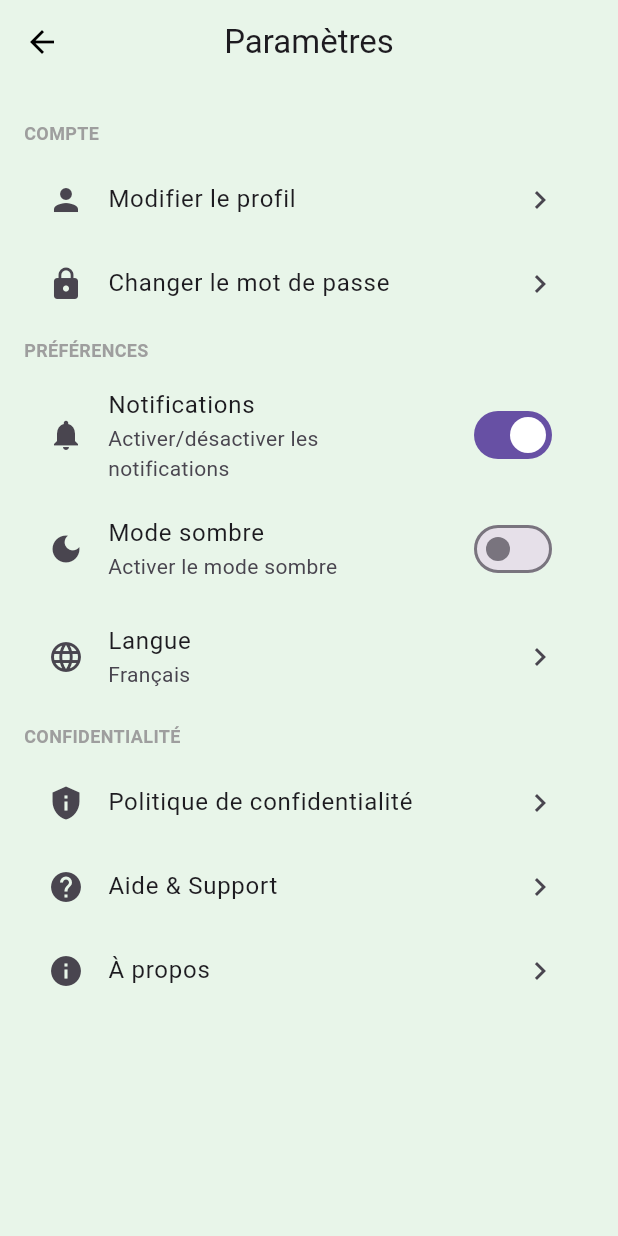
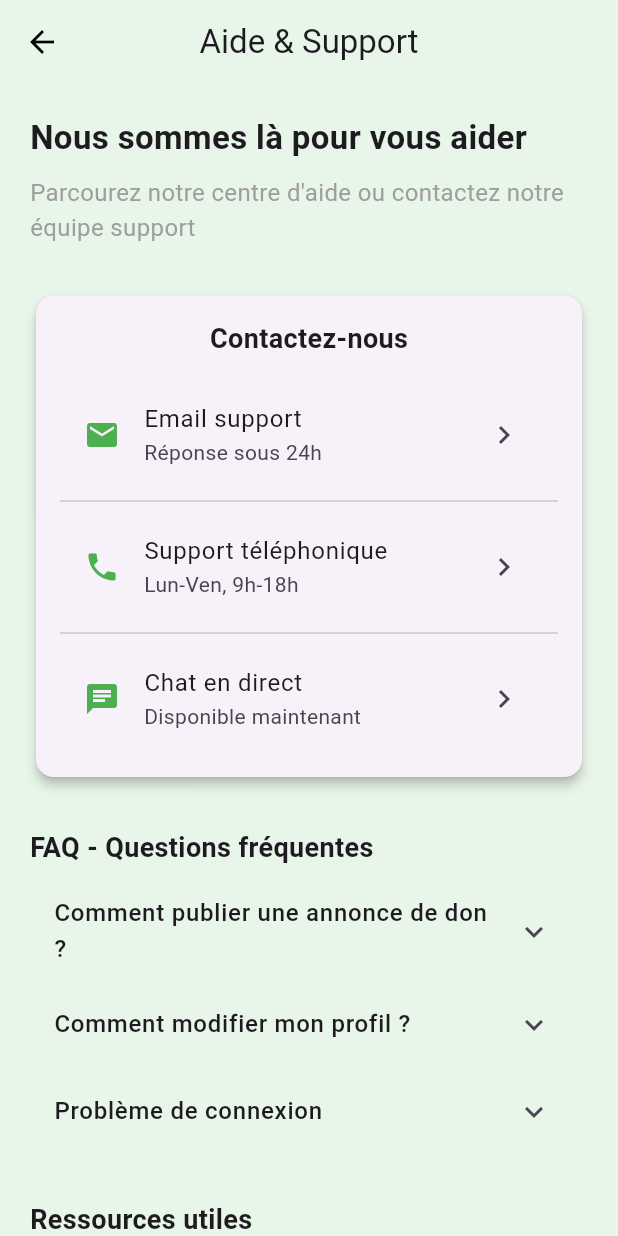
Before and after one commit to mohamedamine-code/hack4food_v2, a Flutter app: the SettingsScreen screen opened directly, after a tap on "Aide & Support", on a phone screen of 412 x 824 dp. Run offline on Flutter 3.47's test engine with Material 3 defaults, Android fonts, the phone set to English and light mode, and no system bars; our stand-ins replace image_picker; missing offline and left inert: dart:ffi; network calls fail.

Commit message:
commit-8

```diff
--- /dev/null
+++ b/lib/pages/aide_support.dart
@@ -0,0 +1,253 @@
+import 'package:flutter/material.dart';
+import 'package:url_launcher/url_launcher.dart';
+
+class AideSupportScreen extends StatelessWidget {
+  const AideSupportScreen({super.key});
+
+  @override
+  Widget build(BuildContext context) {
+    return Scaffold(
+      appBar: AppBar(
+        title: const Text('Aide & Support'),
+        centerTitle: true,
+      ),
+      body: SingleChildScrollView(
+        padding: const EdgeInsets.all(20),
+        child: Column(
+          crossAxisAlignment: CrossAxisAlignment.start,
+          children: [
+            _buildHeaderSection(),
+            const SizedBox(height: 30),
+            _buildContactSection(context),
+            const SizedBox(height: 30),
+            _buildFaqSection(),
+            const SizedBox(height: 30),
+            _buildResourcesSection(context),
+          ],
+        ),
+      ),
+    );
+  }
+
+  Widget _buildHeaderSection() {
+    return const Column(
+      crossAxisAlignment: CrossAxisAlignment.start,
+      children: [
+        Text(
+          'Nous sommes là pour vous aider',
+          style: TextStyle(fontSize: 22, fontWeight: FontWeight.bold),
+        ),
+        SizedBox(height: 10),
+        Text(
+          'Parcourez notre centre d\'aide ou contactez notre équipe support',
+          style: TextStyle(fontSize: 16, color: Colors.grey),
+        ),
+      ],
+    );
+  }
+
+  Widget _buildContactSection(BuildContext context) {
+    return Card(
+      elevation: 3,
+      shape: RoundedRectangleBorder(
+        borderRadius: BorderRadius.circular(12),
+      ),
+      child: Padding(
+        padding: const EdgeInsets.all(16),
+        child: Column(
+          children: [
+            const Text(
+              'Contactez-nous',
+              style: TextStyle(fontSize: 18, fontWeight: FontWeight.bold),
+            ),
+            const SizedBox(height: 15),
+            _buildContactOption(
+              icon: Icons.email,
+              title: 'Email support',
+              subtitle: 'Réponse sous 24h',
+              onTap: () => _launchEmail(context),
+            ),
+            const Divider(),
+            _buildContactOption(
+              icon: Icons.phone,
+              title: 'Support téléphonique',
+              subtitle: 'Lun-Ven, 9h-18h',
+              onTap: () => _launchPhoneCall(context),
+            ),
+            const Divider(),
+            _buildContactOption(
+              icon: Icons.chat,
+              title: 'Chat en direct',
+              subtitle: 'Disponible maintenant',
+              onTap: () => _startLiveChat(context),
+            ),
+          ],
+        ),
+      ),
+    );
+  }
+
+  Widget _buildContactOption({
+    required IconData icon,
+    required String title,
+    required String subtitle,
+    required VoidCallback onTap,
+  }) {
+    return ListTile(
+      leading: Icon(icon, color: Colors.green),
+      title: Text(title),
+      subtitle: Text(subtitle),
+      trailing: const Icon(Icons.chevron_right),
+      onTap: onTap,
+    );
+  }
+
+  Widget _buildFaqSection() {
+    final faqItems = [
+      {
+        'question': 'Comment publier une annonce de don ?',
+        'answer': 'Allez dans l\'onglet "Publier un don" et remplissez le formulaire...',
+      },
+      {
+        'question': 'Comment modifier mon profil ?',
+        'answer': 'Accédez à votre profil et cliquez sur l\'icône d\'édition...',
+      },
+      {
+        'question': 'Problème de connexion',
+        'answer': 'Vérifiez vos identifiants ou réinitialisez votre mot de passe...',
+      },
+    ];
+
+    return Column(
+      crossAxisAlignment: CrossAxisAlignment.start,
+      children: [
+        const Text(
+          'FAQ - Questions fréquentes',
+          style: TextStyle(fontSize: 18, fontWeight: FontWeight.bold),
+        ),
+        const SizedBox(height: 10),
+        ...faqItems.map((item) => _buildFaqItem(
+              question: item['question']!,
+              answer: item['answer']!,
+            )),
+      ],
+    );
+  }
+
+  Widget _buildFaqItem({required String question, required String answer}) {
+    return ExpansionTile(
+      title: Text(question, style: const TextStyle(fontWeight: FontWeight.w500)),
+      children: [
+        Padding(
+          padding: const EdgeInsets.symmetric(horizontal: 16, vertical: 8),
+          child: Text(answer),
+        ),
+      ],
+    );
+  }
+
+  Widget _buildResourcesSection(BuildContext context) {
+    return Column(
+      crossAxisAlignment: CrossAxisAlignment.start,
+      children: [
+        const Text(
+          'Ressources utiles',
+          style: TextStyle(fontSize: 18, fontWeight: FontWeight.bold),
+        ),
+        const SizedBox(height: 10),
+        Wrap(
+          spacing: 10,
+          runSpacing: 10,
+          children: [
+            _buildResourceChip(
+              label: 'Guide d\'utilisation',
+              onTap: () => _openGuide(context),
+            ),
+            _buildResourceChip(
+              label: 'Conditions d\'utilisation',
+              onTap: () => _openTerms(context),
+            ),
+            _buildResourceChip(
+              label: 'Politique de confidentialité',
+              onTap: () => _openPrivacyPolicy(context),
+            ),
+          ],
+        ),
+      ],
+    );
+  }
+
+  Widget _buildResourceChip({
+    required String label,
+    required VoidCallback onTap,
+  }) {
+    return ActionChip(
+      label: Text(label),
+      avatar: const Icon(Icons.description, size: 18),
+      onPressed: onTap,
+      backgroundColor: Colors.green.shade50,
+      labelStyle: const TextStyle(color: Colors.green),
+    );
+  }
+
+  // Méthodes d'actions
+  Future<void> _launchEmail(BuildContext context) async {
+    final Uri emailLaunchUri = Uri(
+      scheme: 'mailto',
+      path: 'support@zadna.org',
+      queryParameters: {'subject': 'Demande de support ZADNA'},
+    );
+
+    if (await canLaunchUrl(emailLaunchUri)) {
+      await launchUrl(emailLaunchUri);
+    } else {
+      _showSnackBar(context, 'Impossible d\'ouvrir l\'application email');
+    }
+  }
+
+  Future<void> _launchPhoneCall(BuildContext context) async {
+    const phoneNumber = 'tel:+123456789';
+    if (await canLaunchUrl(Uri.parse(phoneNumber))) {
+      await launchUrl(Uri.parse(phoneNumber));
+    } else {
+      _showSnackBar(context, 'Impossible d\'ouvrir l\'application téléphone');
+    }
+  }
+
+  void _startLiveChat(BuildContext context) {
+    // Implémentation du chat en direct
+    Navigator.push(
+      context,
+      MaterialPageRoute(
+        builder: (context) => Scaffold(
+          appBar: AppBar(title: const Text('Chat en direct')),
+          body: const Center(child: Text('Fonctionnalité de chat à venir')),
+        ),
+      ),
+    );
+  }
+
+  void _openGuide(BuildContext context) {
+    // Navigation vers le guide
+    _showSnackBar(context, 'Ouverture du guide d\'utilisation');
+  }
+
+  void _openTerms(BuildContext context) {
+    // Navigation vers les conditions
+    _showSnackBar(context, 'Ouverture des conditions d\'utilisation');
+  }
+
+  void _openPrivacyPolicy(BuildContext context) {
+    // Navigation vers la politique de confidentialité
+    _showSnackBar(context, 'Ouverture de la politique de confidentialité');
+  }
+
+  void _showSnackBar(BuildContext context, String message) {
+    ScaffoldMessenger.of(context).showSnackBar(
+      SnackBar(
+        content: Text(message),
+        duration: const Duration(seconds: 2),
+      ),
+    );
+  }
+}
--- a/lib/pages/settings.dart
+++ b/lib/pages/settings.dart
@@ -1,4 +1,7 @@
 import 'package:flutter/material.dart';
+import 'package:hack_for_food/pages/about.dart';
+import 'package:hack_for_food/pages/aide_support.dart';
+import 'package:hack_for_food/pages/politique_screen.dart';
 
 class SettingsScreen extends StatefulWidget {
   const SettingsScreen({super.key});
@@ -165,7 +168,15 @@ class _SettingsScreenState extends State<SettingsScreen> {
   // Méthodes de navigation (à implémenter)
   void _navigateToEditProfile() {}
   void _navigateToChangePassword() {}
-  void _openPrivacyPolicy() {}
-  void _navigateToHelp() {}
-  void _navigateToAbout() {}
+  void _openPrivacyPolicy() {
+    Navigator.push(context,MaterialPageRoute(builder: (context)=>PrivacyPolicyScreen()));
+  }
+  void _navigateToAbout() {
+
+    Navigator.push(context, MaterialPageRoute(builder: (context)=>AboutFoodWasteWidget()));
+
+  }
+  void _navigateToHelp(){
+    Navigator.push(context, MaterialPageRoute(builder: (context)=>AideSupportScreen()));
+  }
 }
--- a/pubspec.yaml
+++ b/pubspec.yaml
@@ -28,7 +28,7 @@ environment:
 # the latest version available on pub.dev. To see which dependencies have newer
 # versions available, run `flutter pub outdated`.
 dependencies:
-  flutter:
+  flutter_localizations:
     sdk: flutter
 
   # The following adds the Cupertino Icons font to your application.
@@ -40,6 +40,7 @@ dependencies:
   cloud_firestore: ^4.0.0
   shared_preferences: ^2.2.2
   intl:
+  url_launcher: ^6.1.11
 
 dev_dependencies:
   flutter_test:
```
Also changed, not shown: lib/pages/about.dart (added, +54 -0 lines), lib/pages/assosiation_home_page.dart (+54 -2 lines), lib/pages/policy_acceptance_screen.dart (deleted, +0 -39 lines), pubspec.lock, 5 other files.
